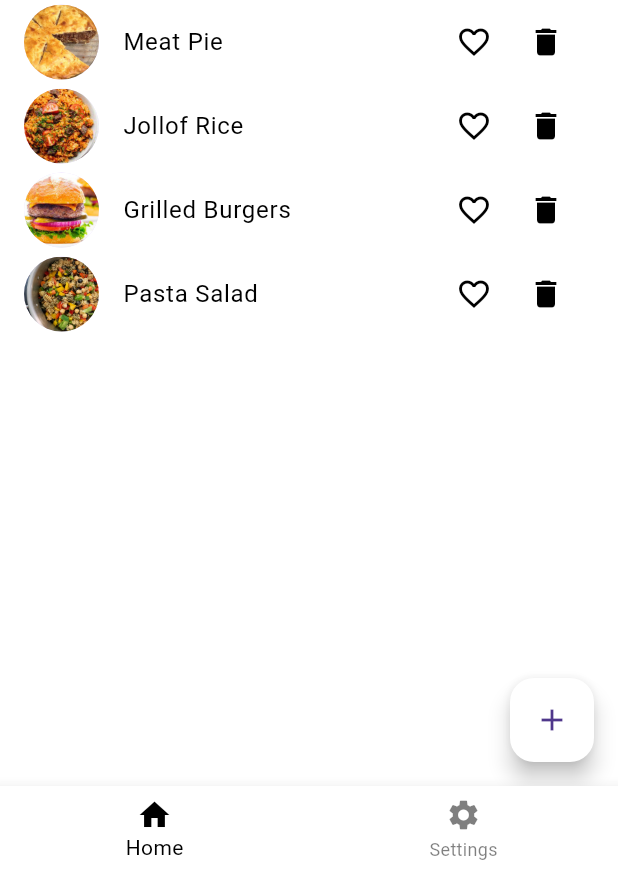
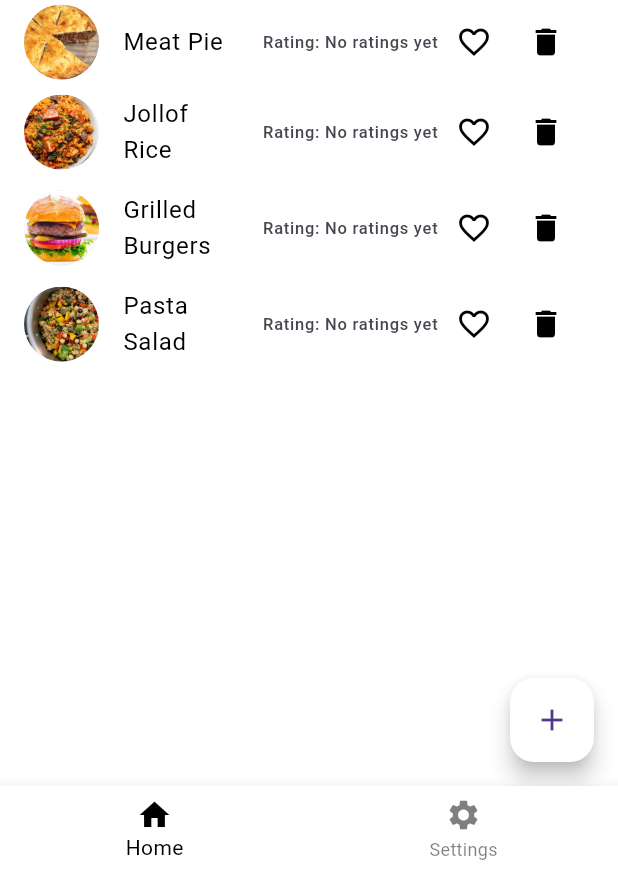
Before and after one commit to Ibrahimawoleiro/Recipe_Flutter_App, a Flutter app: the screen it shows after launch, on a phone screen of 412 x 824 dp, the part 363-1236 px from its top. Run offline on Flutter 3.47's test engine with Material 3 defaults, Android fonts, the phone set to English and light mode, and no system bars; our stand-ins replace flutter_colorpicker.

Commit message:
Started ratings system

```diff
--- a/lib/Model/Recipe.dart
+++ b/lib/Model/Recipe.dart
@@ -8,6 +8,9 @@ class Recipe {
   String instructions;
   bool isFavorite;
   String imageUrl;
+  String rating = 'No ratings yet';
+  double rating_val = 0;
+  int numOfRatings = 0;
 
   Recipe({
     required this.id,
@@ -27,4 +30,14 @@ class Recipe {
   set setInstructions(String newInstructions) {
     instructions = newInstructions;
   }
+
+  set setRating(int _rating) {
+    numOfRatings++;
+    if(numOfRatings == 1){
+      rating_val = _rating / 1;
+    } else {
+      rating_val = (rating_val + _rating) / numOfRatings;
+    }
+    rating = '$rating_val / 5';
+  }
 }
--- a/lib/Views/recipe_list_view.dart
+++ b/lib/Views/recipe_list_view.dart
@@ -34,6 +34,7 @@ class RecipeListView extends StatelessWidget {
             trailing: Row(
               mainAxisSize: MainAxisSize.min,
               children: [
+                Text('Rating: ${recipe.rating}'),
                 IconButton(
                   icon: recipe.isFavorite ? Icon(Icons.favorite, color: settingsViewModel.foregroundColor) : Icon(Icons.favorite_border, color: settingsViewModel.foregroundColor), // Set icon color
                   onPressed: () {
--- a/lib/Views/settings_view.dart
+++ b/lib/Views/settings_view.dart
@@ -67,7 +67,7 @@ class SettingsView extends StatelessWidget {
               },
               child: Text('Choose Color'),
               style: ElevatedButton.styleFrom(
-                primary: settingsViewModel.backgroundColor, // Set the button color
+                backgroundColor: settingsViewModel.backgroundColor, // Set the button color
               ),
             ),
           ],
```
Also changed, not shown: 1 other file.
